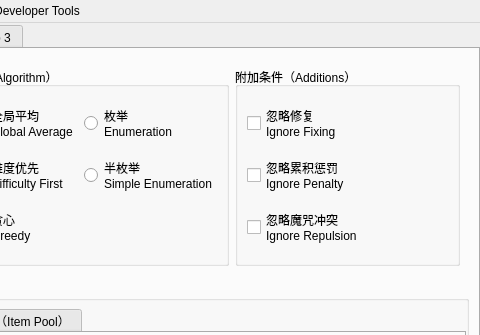
Old version of the form awindow.ui in the repository Dinosaur-MC/BestEnchSeq; both pictures show x 292 to 772 and y 0 to 335 of the 772 by 753 pixel window.
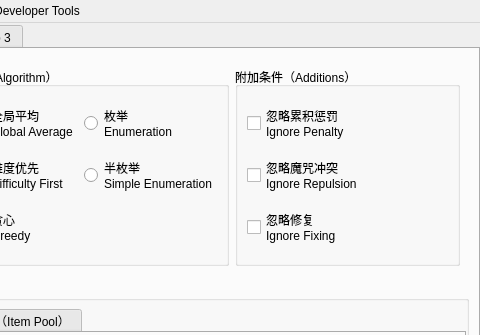
New version of the form. The open tabs and pages were chosen to show the change. Custom widgets are drawn as their Qt base class.

Diff of the .ui file:
```diff
--- a/awindow.ui
+++ b/awindow.ui
@@ -352,20 +352,6 @@
              </property>
              <layout class="QGridLayout" name="gridLayout_5">
               <item row="0" column="0">
-               <widget class="QCheckBox" name="cb_IgnoreFixing">
-                <property name="enabled">
-                 <bool>true</bool>
-                </property>
-                <property name="text">
-                 <string>忽略修复
-Ignore Fixing</string>
-                </property>
-                <property name="checked">
-                 <bool>false</bool>
-                </property>
-               </widget>
-              </item>
-              <item row="1" column="0">
                <widget class="QCheckBox" name="cb_IgnorePenalty">
                 <property name="text">
                  <string>忽略累积惩罚
@@ -373,7 +359,7 @@
                 </property>
                </widget>
               </item>
-              <item row="2" column="0">
+              <item row="3" column="0">
                <widget class="QCheckBox" name="cb_IgnoreRepulsion">
                 <property name="enabled">
                  <bool>true</bool>
@@ -384,6 +370,20 @@
                 </property>
                </widget>
               </item>
+              <item row="4" column="0">
+               <widget class="QCheckBox" name="cb_IgnoreFixing">
+                <property name="enabled">
+                 <bool>true</bool>
+                </property>
+                <property name="text">
+                 <string>忽略修复
+Ignore Fixing</string>
+                </property>
+                <property name="checked">
+                 <bool>false</bool>
+                </property>
+               </widget>
+              </item>
              </layout>
             </widget>
            </item>
```
